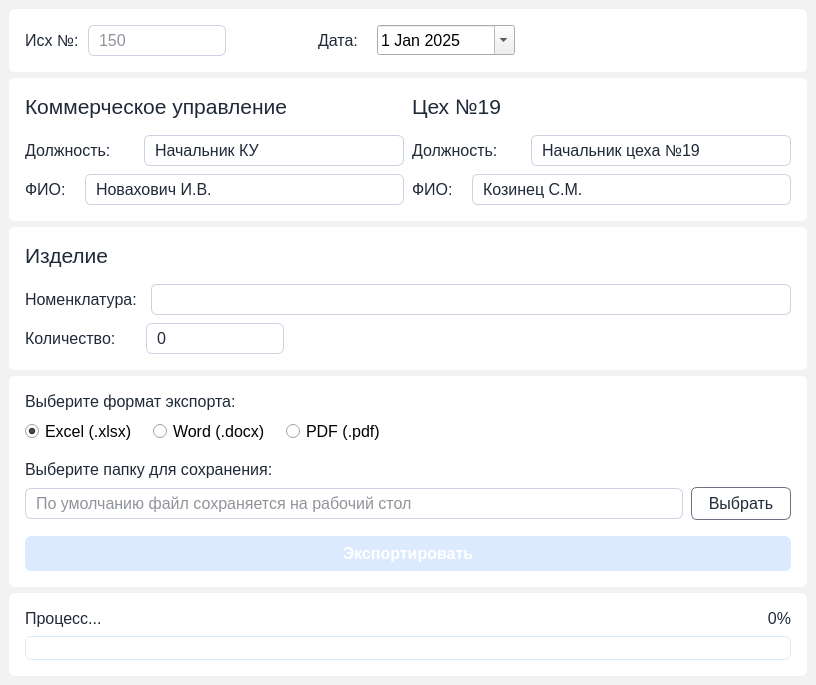
The window that ui/memoUI.ui (pntech-dev/Stockwise) describes before a commit, drawn with Qt 5.
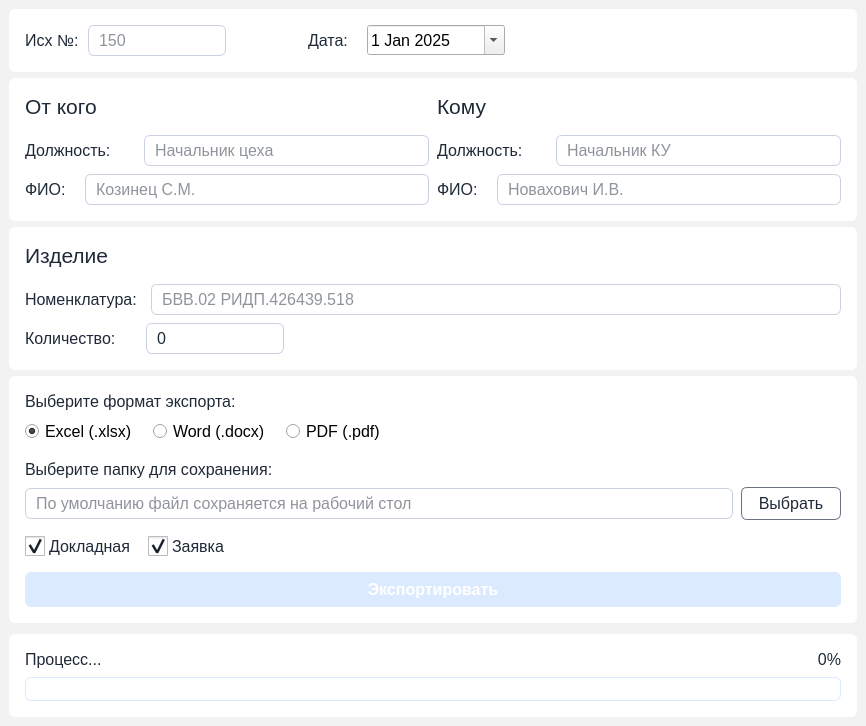
The same window after the commit.

What changed in the file:
```diff
--- a/ui/memoUI.ui
+++ b/ui/memoUI.ui
@@ -6,8 +6,8 @@
    <rect>
     <x>0</x>
     <y>0</y>
-    <width>816</width>
-    <height>685</height>
+    <width>866</width>
+    <height>726</height>
    </rect>
   </property>
   <property name="windowTitle">
@@ -114,7 +114,12 @@
 QCheckBox {
     color: #1F2937;
     spacing: 4px;
-    border-radius: 6px;
+    border-radius: 6px; /* округленные углы */
+}
+
+QCheckBox::indicator {
+    width: 20px;
+    height: 20px;
 }</string>
   </property>
   <widget class="QWidget" name="centralwidget">
@@ -129,7 +134,7 @@
       </property>
       <layout class="QHBoxLayout" name="horizontalLayout_3">
        <property name="spacing">
-        <number>57</number>
+        <number>16</number>
        </property>
        <property name="leftMargin">
         <number>16</number>
@@ -404,7 +409,7 @@
              </font>
             </property>
             <property name="text">
-             <string>Коммерческое управление</string>
+             <string>От кого</string>
             </property>
            </widget>
           </item>
@@ -489,7 +494,10 @@
                    </font>
                   </property>
                   <property name="text">
-                   <string>Начальник КУ</string>
+                   <string/>
+                  </property>
+                  <property name="placeholderText">
+                   <string>Начальник цеха</string>
                   </property>
                  </widget>
                 </item>
@@ -553,7 +561,10 @@
                    </font>
                   </property>
                   <property name="text">
-                   <string>Новахович И.В.</string>
+                   <string/>
+                  </property>
+                  <property name="placeholderText">
+                   <string>Козинец С.М.</string>
                   </property>
                  </widget>
                 </item>
@@ -605,7 +616,7 @@
              </font>
             </property>
             <property name="text">
-             <string>Цех №19</string>
+             <string>Кому</string>
             </property>
            </widget>
           </item>
@@ -690,7 +701,10 @@
                    </font>
                   </property>
                   <property name="text">
-                   <string>Начальник цеха №19</string>
+                   <string/>
+                  </property>
+                  <property name="placeholderText">
+                   <string>Начальник КУ</string>
                   </property>
                  </widget>
                 </item>
@@ -754,7 +768,10 @@
                    </font>
                   </property>
                   <property name="text">
-                   <string>Козинец С.М.</string>
+                   <string/>
+                  </property>
+                  <property name="placeholderText">
+                   <string>Новахович И.В.</string>
                   </property>
                  </widget>
                 </item>
@@ -891,6 +908,9 @@
                  <pointsize>12</pointsize>
                 </font>
                </property>
+               <property name="placeholderText">
+                <string>БВВ.02 РИДП.426439.518</string>
+               </property>
               </widget>
              </item>
             </layout>
@@ -1260,6 +1280,81 @@
          </layout>
         </widget>
        </item>
+       <item>
+        <widget class="QFrame" name="document_type_frame">
+         <property name="font">
+          <font>
+           <pointsize>12</pointsize>
+          </font>
+         </property>
+         <property name="frameShape">
+          <enum>QFrame::StyledPanel</enum>
+         </property>
+         <property name="frameShadow">
+          <enum>QFrame::Raised</enum>
+         </property>
+         <layout class="QHBoxLayout" name="horizontalLayout_14">
+          <property name="spacing">
+           <number>16</number>
+          </property>
+          <property name="leftMargin">
+           <number>0</number>
+          </property>
+          <property name="topMargin">
+           <number>0</number>
+          </property>
+          <property name="rightMargin">
+           <number>0</number>
+          </property>
+          <property name="bottomMargin">
+           <number>0</number>
+          </property>
+          <item>
+           <widget class="QCheckBox" name="report_checkBox">
+            <property name="font">
+             <font>
+              <pointsize>12</pointsize>
+             </font>
+            </property>
+            <property name="text">
+             <string>Докладная</string>
+            </property>
+            <property name="checked">
+             <bool>true</bool>
+            </property>
+           </widget>
+          </item>
+          <item>
+           <widget class="QCheckBox" name="bid_checkBox">
+            <property name="font">
+             <font>
+              <pointsize>12</pointsize>
+             </font>
+            </property>
+            <property name="text">
+             <string>Заявка</string>
+            </property>
+            <property name="checked">
+             <bool>true</bool>
+            </property>
+           </widget>
+          </item>
+          <item>
+           <spacer name="horizontalSpacer_7">
+            <property name="orientation">
+             <enum>Qt::Horizontal</enum>
+            </property>
+            <property name="sizeHint" stdset="0">
+             <size>
+              <width>40</width>
+              <height>20</height>
+             </size>
+            </property>
+           </spacer>
+          </item>
+         </layout>
+        </widget>
+       </item>
        <item>
         <widget class="QPushButton" name="export_pushButton">
          <property name="enabled">
```
Left out of the diff: 2 changed lines with no effect on the pictures.
